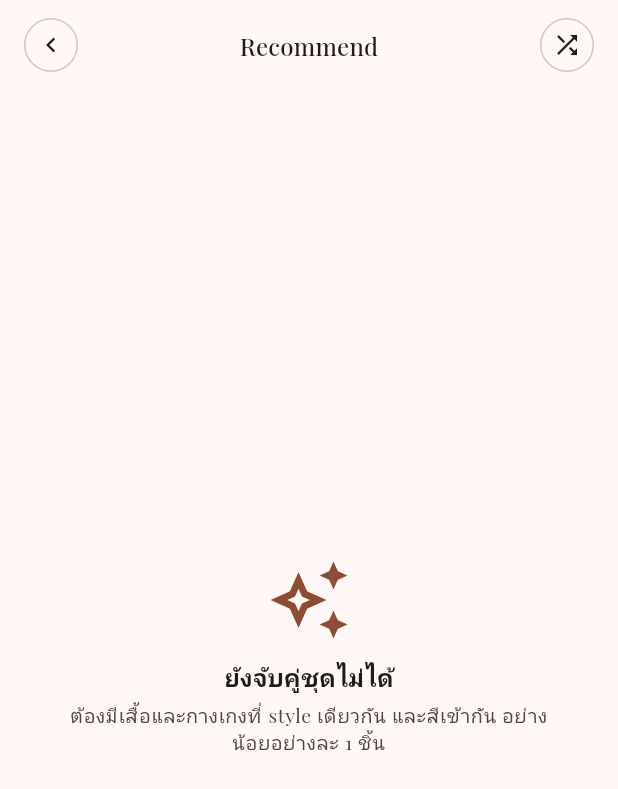
After one commit to Kunkitsanat/MatChoose, a Flutter app: the RecommendScreen screen opened directly, on a phone screen of 412 x 824 dp. The commit adds this screen. Shown: the top 789 px of the screen. Run offline on Flutter 3.47's test engine with Material 3 defaults, Android fonts, the phone set to English and light mode, and no system bars; our stand-ins replace camera, google_fonts, image_picker.

Commit message:
add outfit recommendation

```diff
--- /dev/null
+++ b/lib/screens/home/recommend_screen.dart
@@ -0,0 +1,284 @@
+import 'dart:io';
+import 'dart:math';
+
+import 'package:flutter/material.dart';
+import 'package:matchoose/models/clothing_item.dart';
+import 'package:matchoose/screens/add/closet_repository.dart';
+import 'package:matchoose/screens/home/preview_item_screen.dart';
+import 'package:matchoose/services/recommendation_service.dart';
+
+/// หน้า Recommend: แสดงชุดที่จับคู่มาให้ (เสื้อ + กางเกง + รองเท้า)
+/// วางที่ lib/screens/home/recommend_screen.dart
+class RecommendScreen extends StatefulWidget {
+  const RecommendScreen({super.key});
+
+  @override
+  State<RecommendScreen> createState() => _RecommendScreenState();
+}
+
+class _RecommendScreenState extends State<RecommendScreen> {
+  static const _service = RecommendationService();
+
+  /// เปลี่ยน seed = สลับลำดับชุดที่คะแนนเท่ากัน (ปุ่ม shuffle)
+  /// ใช้ seed แทน Random() ตรงๆ เพื่อไม่ให้ชุดเปลี่ยนเองทุกครั้งที่ rebuild
+  int _seed = DateTime.now().millisecondsSinceEpoch;
+
+  @override
+  Widget build(BuildContext context) {
+    final theme = Theme.of(context);
+
+    return Scaffold(
+      backgroundColor: theme.scaffoldBackgroundColor,
+      body: SafeArea(
+        child: Column(
+          children: [
+            _Header(
+              onBack: () => Navigator.maybePop(context),
+              onShuffle: () => setState(() => _seed++),
+            ),
+            Expanded(
+              child: ValueListenableBuilder<List<ClothingItem>>(
+                valueListenable: ClosetRepository.instance.items,
+                builder: (context, items, _) {
+                  final outfits = _service.recommendOutfits(
+                    items,
+                    random: Random(_seed),
+                  );
+
+                  if (outfits.isEmpty) return const _EmptyState();
+
+                  return ListView.separated(
+                    padding: const EdgeInsets.fromLTRB(20, 12, 20, 24),
+                    itemCount: outfits.length,
+                    separatorBuilder: (_, __) => const SizedBox(height: 16),
+                    itemBuilder: (_, i) => _OutfitCard(
+                      outfit: outfits[i],
+                      onItemTap: (item) => Navigator.push(
+                        context,
+                        MaterialPageRoute(
+                          builder: (_) => PreviewItemScreen(item: item),
+                        ),
+                      ),
+                    ),
+                  );
+                },
+              ),
+            ),
+          ],
+        ),
+      ),
+    );
+  }
+}
+
+// ============================================================
+// Widgets
+// ============================================================
+
+class _Header extends StatelessWidget {
+  const _Header({required this.onBack, required this.onShuffle});
+
+  final VoidCallback onBack;
+  final VoidCallback onShuffle;
+
+  @override
+  Widget build(BuildContext context) {
+    final cs = Theme.of(context).colorScheme;
+    final tt = Theme.of(context).textTheme;
+
+    Widget circleButton(IconData icon, VoidCallback onTap) {
+      return InkWell(
+        onTap: onTap,
+        customBorder: const CircleBorder(),
+        child: Container(
+          width: 36,
+          height: 36,
+          decoration: BoxDecoration(
+            shape: BoxShape.circle,
+            border: Border.all(color: cs.outlineVariant),
+          ),
+          child: Icon(icon, size: 20, color: cs.onSurface),
+        ),
+      );
+    }
+
+    return Padding(
+      padding: const EdgeInsets.fromLTRB(16, 8, 16, 0),
+      child: SizedBox(
+        height: 44,
+        child: Stack(
+          alignment: Alignment.center,
+          children: [
+            Align(
+              alignment: Alignment.centerLeft,
+              child: circleButton(Icons.chevron_left, onBack),
+            ),
+            Text(
+              'Recommend',
+              style: tt.titleMedium?.copyWith(color: cs.onSurface),
+            ),
+            Align(
+              alignment: Alignment.centerRight,
+              child: circleButton(Icons.shuffle, onShuffle),
+            ),
+          ],
+        ),
+      ),
+    );
+  }
+}
+
+/// การ์ด 1 ชุด: รูปเสื้อ / กางเกง / รองเท้า เรียงแนวนอน
+class _OutfitCard extends StatelessWidget {
+  const _OutfitCard({required this.outfit, required this.onItemTap});
+
+  final Outfit outfit;
+  final ValueChanged<ClothingItem> onItemTap;
+
+  @override
+  Widget build(BuildContext context) {
+    final cs = Theme.of(context).colorScheme;
+    final tt = Theme.of(context).textTheme;
+
+    return Container(
+      padding: const EdgeInsets.all(12),
+      decoration: BoxDecoration(
+        color: cs.surface,
+        borderRadius: BorderRadius.circular(24),
+        border: Border.all(color: cs.outlineVariant),
+      ),
+      child: Column(
+        crossAxisAlignment: CrossAxisAlignment.start,
+        children: [
+          Container(
+            padding: const EdgeInsets.symmetric(horizontal: 12, vertical: 4),
+            decoration: BoxDecoration(
+              color: cs.primary.withValues(alpha: 0.14),
+              borderRadius: BorderRadius.circular(20),
+            ),
+            child: Text(
+              outfit.style.label,
+              style: tt.bodySmall?.copyWith(color: cs.onSurface),
+            ),
+          ),
+          const SizedBox(height: 12),
+          Row(
+            crossAxisAlignment: CrossAxisAlignment.start,
+            children: [
+              Expanded(child: _PieceTile(item: outfit.top, onTap: onItemTap)),
+              const SizedBox(width: 10),
+              Expanded(
+                child: _PieceTile(item: outfit.bottom, onTap: onItemTap),
+              ),
+              const SizedBox(width: 10),
+              Expanded(
+                child: outfit.shoes == null
+                    ? const SizedBox.shrink()
+                    : _PieceTile(item: outfit.shoes!, onTap: onItemTap),
+              ),
+            ],
+          ),
+        ],
+      ),
+    );
+  }
+}
+
+class _PieceTile extends StatelessWidget {
+  const _PieceTile({required this.item, required this.onTap});
+
+  final ClothingItem item;
+  final ValueChanged<ClothingItem> onTap;
+
+  @override
+  Widget build(BuildContext context) {
+    final cs = Theme.of(context).colorScheme;
+    final tt = Theme.of(context).textTheme;
+
+    return GestureDetector(
+      onTap: () => onTap(item),
+      child: Column(
+        crossAxisAlignment: CrossAxisAlignment.start,
+        children: [
+          ClipRRect(
+            borderRadius: BorderRadius.circular(16),
+            child: AspectRatio(
+              aspectRatio: 3 / 4,
+              child: Stack(
+                fit: StackFit.expand,
+                children: [
+                  ColoredBox(color: cs.surfaceContainerHigh),
+                  Padding(
+                    padding: const EdgeInsets.all(6),
+                    child: Image.file(
+                      File(item.imagePath),
+                      fit: BoxFit.contain,
+                      cacheWidth: 330,
+                      errorBuilder: (_, __, ___) => Icon(
+                        Icons.broken_image_outlined,
+                        color: cs.onSurfaceVariant,
+                      ),
+                    ),
+                  ),
+                  if (item.isFavorite)
+                    Positioned(
+                      top: 6,
+                      right: 6,
+                      child: Icon(Icons.favorite, size: 14, color: cs.error),
+                    ),
+                ],
+              ),
+            ),
+          ),
+          const SizedBox(height: 6),
+          Text(
+            item.name,
+            maxLines: 1,
+            overflow: TextOverflow.ellipsis,
+            style: tt.bodySmall?.copyWith(fontSize: 12, color: cs.onSurface),
+          ),
+        ],
+      ),
+    );
+  }
+}
+
+class _EmptyState extends StatelessWidget {
+  const _EmptyState();
+
+  @override
+  Widget build(BuildContext context) {
+    final cs = Theme.of(context).colorScheme;
+    final tt = Theme.of(context).textTheme;
+
+    return Center(
+      child: Padding(
+        padding: const EdgeInsets.symmetric(horizontal: 40),
+        child: Column(
+          mainAxisSize: MainAxisSize.min,
+          children: [
+            Icon(Icons.auto_awesome_outlined, size: 56, color: cs.primary),
+            const SizedBox(height: 12),
+            Text(
+              'ยังจับคู่ชุดไม่ได้',
+              style: tt.titleMedium?.copyWith(
+                fontWeight: FontWeight.w600,
+                color: cs.onSurface,
+              ),
+            ),
+            const SizedBox(height: 4),
+            Text(
+              'ต้องมีเสื้อและกางเกงที่ style เดียวกัน และสีเข้ากัน '
+              'อย่างน้อยอย่างละ 1 ชิ้น',
+              textAlign: TextAlign.center,
+              style: tt.bodySmall?.copyWith(
+                fontSize: 13,
+                color: cs.onSurfaceVariant,
+              ),
+            ),
+          ],
+        ),
+      ),
+    );
+  }
+}
--- /dev/null
+++ b/lib/services/recommendation_service.dart
@@ -0,0 +1,187 @@
+import 'dart:math';
+
+import 'package:matchoose/models/clothing_item.dart';
+
+/// ชุด 1 ชุดที่จับคู่แล้ว: เสื้อ + กางเกง (+ รองเท้าถ้ามีที่เข้ากัน)
+class Outfit {
+  const Outfit({
+    required this.top,
+    required this.bottom,
+    required this.score,
+    this.shoes,
+  });
+
+  final ClothingItem top;
+  final ClothingItem bottom;
+  final ClothingItem? shoes;
+
+  /// ยิ่งมากยิ่งเข้ากัน (ใช้เรียงลำดับ)
+  final int score;
+
+  List<ClothingItem> get items => [top, bottom, if (shoes != null) shoes!];
+
+  /// ทุกชิ้นในชุดมี style เดียวกันเสมอ (score() ตัดคู่ที่ style ไม่ตรงทิ้ง)
+  ItemStyle get style => top.style;
+}
+
+/// แนะนำเสื้อผ้าที่เข้ากัน โดยดูจาก style และสี
+class RecommendationService {
+  const RecommendationService();
+
+  /// แต่ละชิ้นปรากฏในชุดที่แนะนำได้กี่ครั้ง (กันเสื้อตัวเดียวซ้ำทั้งลิสต์)
+  static const int _maxReuse = 2;
+
+  // ------------------------------------------------------------
+  // Outfit (ใช้กับปุ่ม Recommend บนหน้า Home)
+  // ------------------------------------------------------------
+
+  /// สร้างชุดที่เข้ากันจากตู้เสื้อผ้า เรียงคะแนนมาก -> น้อย
+  ///
+  /// - ต้องมีทั้งเสื้อและกางเกงถึงจะเกิดชุด
+  /// - รองเท้าเป็น optional: เลือกคู่ที่เข้ากับทั้งเสื้อและกางเกงที่สุด
+  ///   ถ้าไม่มีรองเท้าที่เข้ากันเลย ชุดนั้นจะไม่มีรองเท้า
+  /// - ชุดที่คะแนนเท่ากันสลับลำดับตาม [random] (ส่ง seed ต่างกัน = shuffle)
+  List<Outfit> recommendOutfits(
+    List<ClothingItem> closet, {
+    int limit = 10,
+    Random? random,
+  }) {
+    final rnd = random ?? Random();
+
+    final tops = closet.where((i) => i.category == ItemCategory.tops);
+    final bottoms = closet.where((i) => i.category == ItemCategory.bottoms);
+    final shoes = closet.where((i) => i.category == ItemCategory.shoes);
+
+    final entries = <({Outfit outfit, double tie})>[];
+
+    for (final t in tops) {
+      for (final b in bottoms) {
+        final tb = score(t, b);
+        if (tb == 0) continue;
+
+        // หารองเท้าที่เข้ากับทั้งเสื้อและกางเกง
+        ClothingItem? bestShoe;
+        var bestShoeScore = 0;
+        var bestTie = -1.0;
+        for (final s in shoes) {
+          final ts = score(t, s);
+          final bs = score(b, s);
+          if (ts == 0 || bs == 0) continue;
+
+          final total = ts + bs;
+          final tie = rnd.nextDouble();
+          if (total > bestShoeScore ||
+              (total == bestShoeScore && tie > bestTie)) {
+            bestShoe = s;
+            bestShoeScore = total;
+            bestTie = tie;
+          }
+        }
+
+        // score() ให้โบนัส favorite เฉพาะชิ้นที่สอง จึงบวกของเสื้อเพิ่มตรงนี้
+        final total = tb + bestShoeScore + (t.isFavorite ? 1 : 0);
+
+        entries.add((
+          outfit: Outfit(top: t, bottom: b, shoes: bestShoe, score: total),
+          tie: rnd.nextDouble(),
+        ));
+      }
+    }
+
+    entries.sort((a, b) {
+      final c = b.outfit.score.compareTo(a.outfit.score);
+      return c != 0 ? c : a.tie.compareTo(b.tie);
+    });
+
+    // เลือกแบบกระจาย: ชิ้นเดียวกันซ้ำได้ไม่เกิน _maxReuse ครั้งก่อน
+    // ที่เหลือค่อยเติมท้ายถ้ายังไม่ครบ limit
+    final picked = <Outfit>[];
+    final skipped = <Outfit>[];
+    final used = <String, int>{};
+
+    for (final e in entries) {
+      final o = e.outfit;
+      final nTop = used[o.top.id] ?? 0;
+      final nBottom = used[o.bottom.id] ?? 0;
+
+      if (nTop < _maxReuse && nBottom < _maxReuse) {
+        picked.add(o);
+        used[o.top.id] = nTop + 1;
+        used[o.bottom.id] = nBottom + 1;
+      } else {
+        skipped.add(o);
+      }
+    }
+
+    return [...picked, ...skipped].take(limit).toList();
+  }
+
+  // ------------------------------------------------------------
+  // Pairwise (หาชิ้นที่เข้ากับชิ้นเดียว เผื่อใช้ต่อยอด)
+  // ------------------------------------------------------------
+
+  /// คืนชิ้นที่เข้ากับ [base] จัดกลุ่มตาม category (เรียงคะแนนมาก -> น้อย)
+  /// category เดียวกับ [base] จะไม่ถูกรวมอยู่ในผลลัพธ์
+  Map<ItemCategory, List<ClothingItem>> recommendFor(
+    ClothingItem base,
+    List<ClothingItem> closet,
+  ) {
+    final result = <ItemCategory, List<ClothingItem>>{};
+
+    for (final cat in ItemCategory.values) {
+      if (cat == base.category) continue;
+
+      final scored = <MapEntry<ClothingItem, int>>[];
+      for (final item in closet) {
+        if (item.id == base.id || item.category != cat) continue;
+        final s = score(base, item);
+        if (s > 0) scored.add(MapEntry(item, s));
+      }
+
+      scored.sort((a, b) => b.value.compareTo(a.value));
+      result[cat] = scored.map((e) => e.key).toList();
+    }
+    return result;
+  }
+
+  // ------------------------------------------------------------
+  // Scoring
+  // ------------------------------------------------------------
+
+  /// 0 = ไม่แนะนำ, ยิ่งมากยิ่งเข้ากัน
+  int score(ClothingItem a, ClothingItem b) {
+    // style ต่างกัน (casual vs formal) = ตัดทิ้ง
+    // ถ้าอยากผ่อนปรน ให้เปลี่ยนเป็นหักคะแนนแทน เช่น c - 2
+    if (a.style != b.style) return 0;
+
+    final c = _colorScore(a.color, b.color);
+    if (c == 0) return 0;
+
+    // favorite ให้โบนัสเล็กน้อย
+    return c + (b.isFavorite ? 1 : 0);
+  }
+
+  int _colorScore(ItemColor a, ItemColor b) {
+    final ga = a.group, gb = b.group;
+
+    // neutral เข้ากับทุกอย่าง
+    if (ga == ColorGroup.neutral && gb == ColorGroup.neutral) return 4;
+    if (ga == ColorGroup.neutral || gb == ColorGroup.neutral) return 5;
+
+    // earth tone เข้ากับ earth และสีอื่นที่ไม่จัด
+    if (ga == ColorGroup.earth && gb == ColorGroup.earth) return 4;
+    if (ga == ColorGroup.earth || gb == ColorGroup.earth) {
+      final other = ga == ColorGroup.earth ? b : a;
+      return other.isBold ? 1 : 3;
+    }
+
+    // สีจัดชนสีจัด = ไม่แนะนำ
+    if (a.isBold && b.isBold) return 0;
+
+    // โทนเดียวกัน (warm+warm / cool+cool) ดี
+    if (ga == gb) return 3;
+
+    // warm + cool: ได้ถ้าไม่จัดทั้งคู่
+    return 2;
+  }
+}
```
Also changed, not shown: lib/screens/add/closet_repository.dart (+5 -16 lines), lib/screens/home/home_screen.dart (+13 -6 lines), lib/screens/home/preview_item_screen.dart (+10 -16 lines).
